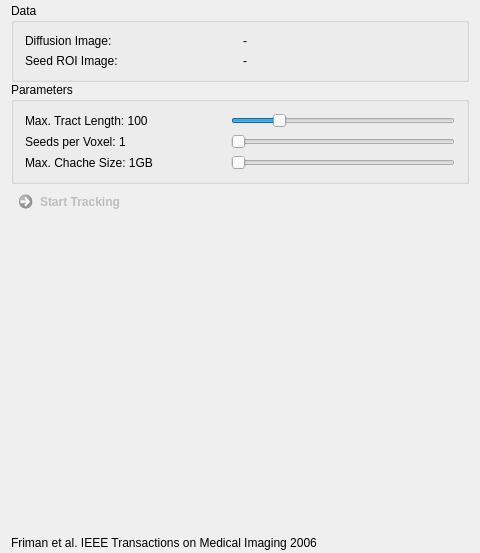
Old version of the form Plugins/org.mitk.gui.qt.diffusionimaging/src/internal/QmitkStochasticFiberTrackingViewControls.ui in the repository MITK/MITK.
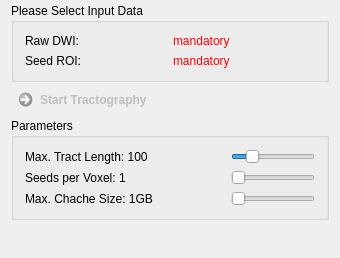
New version of the form.

Diff of the .ui file:
```diff
--- a/Plugins/org.mitk.gui.qt.diffusionimaging/src/internal/QmitkStochasticFiberTrackingViewControls.ui
+++ b/Plugins/org.mitk.gui.qt.diffusionimaging/src/internal/QmitkStochasticFiberTrackingViewControls.ui
@@ -6,8 +6,8 @@
    <rect>
     <x>0</x>
     <y>0</y>
-    <width>480</width>
-    <height>553</height>
+    <width>340</width>
+    <height>258</height>
    </rect>
   </property>
   <property name="minimumSize">
@@ -29,7 +29,33 @@
    <property name="spacing">
     <number>0</number>
    </property>
-   <item row="3" column="0">
+   <item row="1" column="0">
+    <widget class="QCommandLinkButton" name="commandLinkButton">
+     <property name="enabled">
+      <bool>false</bool>
+     </property>
+     <property name="text">
+      <string>Start Tractography</string>
+     </property>
+    </widget>
+   </item>
+   <item row="7" column="0">
+    <spacer name="spacer1">
+     <property name="orientation">
+      <enum>Qt::Vertical</enum>
+     </property>
+     <property name="sizeType">
+      <enum>QSizePolicy::Expanding</enum>
+     </property>
+     <property name="sizeHint" stdset="0">
+      <size>
+       <width>20</width>
+       <height>220</height>
+      </size>
+     </property>
+    </spacer>
+   </item>
+   <item row="5" column="0">
     <widget class="QGroupBox" name="groupBox_2">
      <property name="title">
       <string>Parameters</string>
@@ -138,79 +164,43 @@
      </layout>
     </widget>
    </item>
-   <item row="5" column="0">
-    <spacer name="spacer1">
-     <property name="orientation">
-      <enum>Qt::Vertical</enum>
-     </property>
-     <property name="sizeType">
-      <enum>QSizePolicy::Expanding</enum>
-     </property>
-     <property name="sizeHint" stdset="0">
-      <size>
-       <width>20</width>
-       <height>220</height>
-      </size>
-     </property>
-    </spacer>
-   </item>
-   <item row="4" column="0">
-    <widget class="QCommandLinkButton" name="commandLinkButton">
-     <property name="enabled">
-      <bool>false</bool>
-     </property>
-     <property name="text">
-      <string>Start Tracking</string>
-     </property>
-    </widget>
-   </item>
    <item row="0" column="0">
     <widget class="QGroupBox" name="groupBox">
      <property name="title">
-      <string>Data</string>
+      <string>Please Select Input Data</string>
      </property>
      <layout class="QGridLayout" name="gridLayout">
       <item row="0" column="0">
        <widget class="QLabel" name="label_2">
         <property name="text">
-         <string>Diffusion Image:</string>
+         <string>Raw DWI:</string>
         </property>
        </widget>
       </item>
       <item row="0" column="1">
        <widget class="QLabel" name="m_DiffusionImageLabel">
         <property name="text">
-         <string>-</string>
+         <string>&lt;html&gt;&lt;head/&gt;&lt;body&gt;&lt;p&gt;&lt;span style=&quot; color:#ff0000;&quot;&gt;mandatory&lt;/span&gt;&lt;/p&gt;&lt;/body&gt;&lt;/html&gt;</string>
         </property>
        </widget>
       </item>
       <item row="1" column="0">
        <widget class="QLabel" name="label_6">
         <property name="text">
-         <string>Seed ROI Image:</string>
+         <string>Seed ROI:</string>
         </property>
        </widget>
       </item>
       <item row="1" column="1">
        <widget class="QLabel" name="m_RoiImageLabel">
         <property name="text">
-         <string>-</string>
+         <string>&lt;html&gt;&lt;head/&gt;&lt;body&gt;&lt;p&gt;&lt;span style=&quot; color:#ff0000;&quot;&gt;mandatory&lt;/span&gt;&lt;/p&gt;&lt;/body&gt;&lt;/html&gt;</string>
         </property>
        </widget>
       </item>
      </layout>
     </widget>
    </item>
-   <item row="6" column="0">
-    <widget class="QLabel" name="m_MaxCacheSizeLabel_2">
-     <property name="toolTip">
-      <string>Likelihood cache in Megabytes.</string>
-     </property>
-     <property name="text">
-      <string>Friman et al. IEEE Transactions on Medical Imaging 2006</string>
-     </property>
-    </widget>
-   </item>
   </layout>
  </widget>
  <layoutdefault spacing="6" margin="11"/>
```
Left out of the diff: 5 changed lines with no effect on the pictures.
